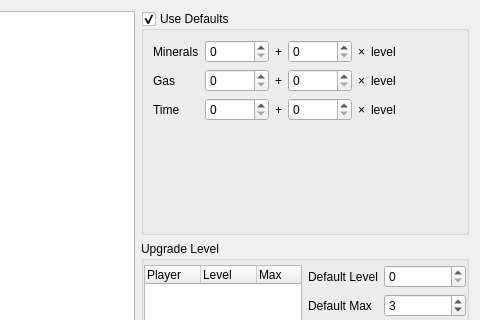
This is ChkForge/upgradestab.ui in heinermann/ChkForge as Qt 5 draws it before an edit; both pictures show x 95 to 575 and y 0 to 320 of the 575 by 476 pixel window. The edited form follows.
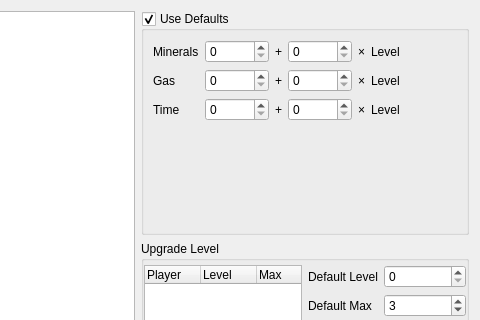
This is the edited form. Custom widgets are drawn as their Qt base class.

Patch:
```diff
--- a/ChkForge/upgradestab.ui
+++ b/ChkForge/upgradestab.ui
@@ -283,7 +283,7 @@
         <item>
          <widget class="QLabel" name="label_27">
           <property name="text">
-           <string>level</string>
+           <string>Level</string>
           </property>
          </widget>
         </item>
@@ -354,7 +354,7 @@
         <item>
          <widget class="QLabel" name="label_12">
           <property name="text">
-           <string>level</string>
+           <string>Level</string>
           </property>
          </widget>
         </item>
@@ -425,7 +425,7 @@
         <item>
          <widget class="QLabel" name="label_29">
           <property name="text">
-           <string>level</string>
+           <string>Level</string>
           </property>
          </widget>
         </item>
```
Left out of the diff: 4 changed lines with no effect on the pictures.
